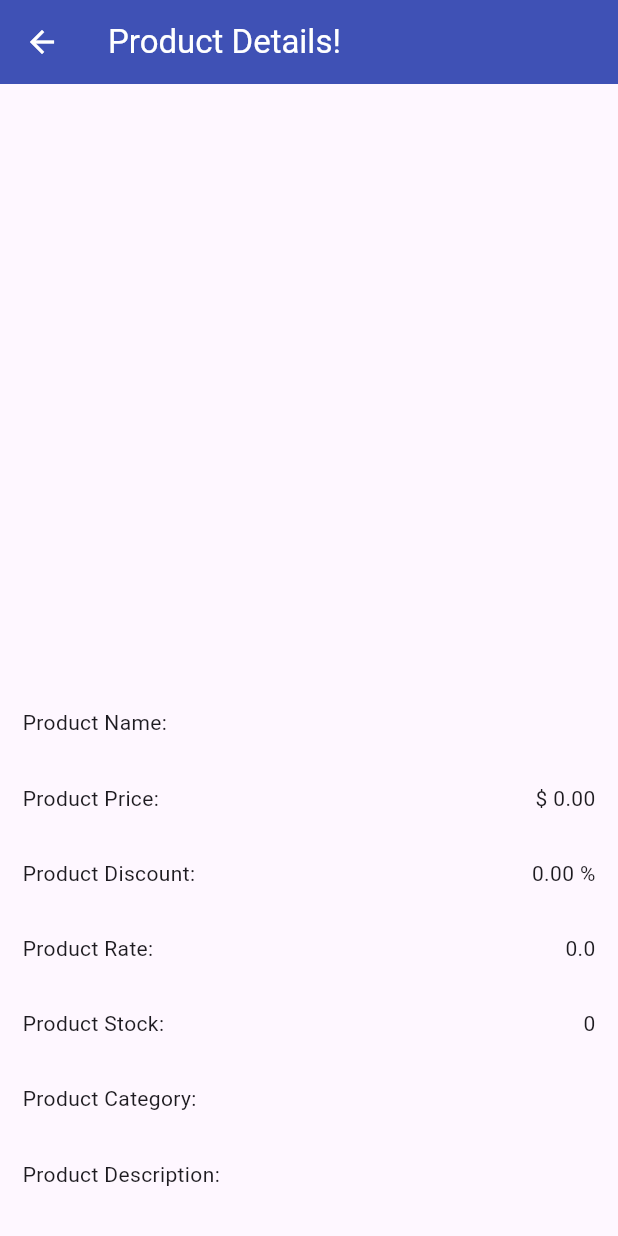
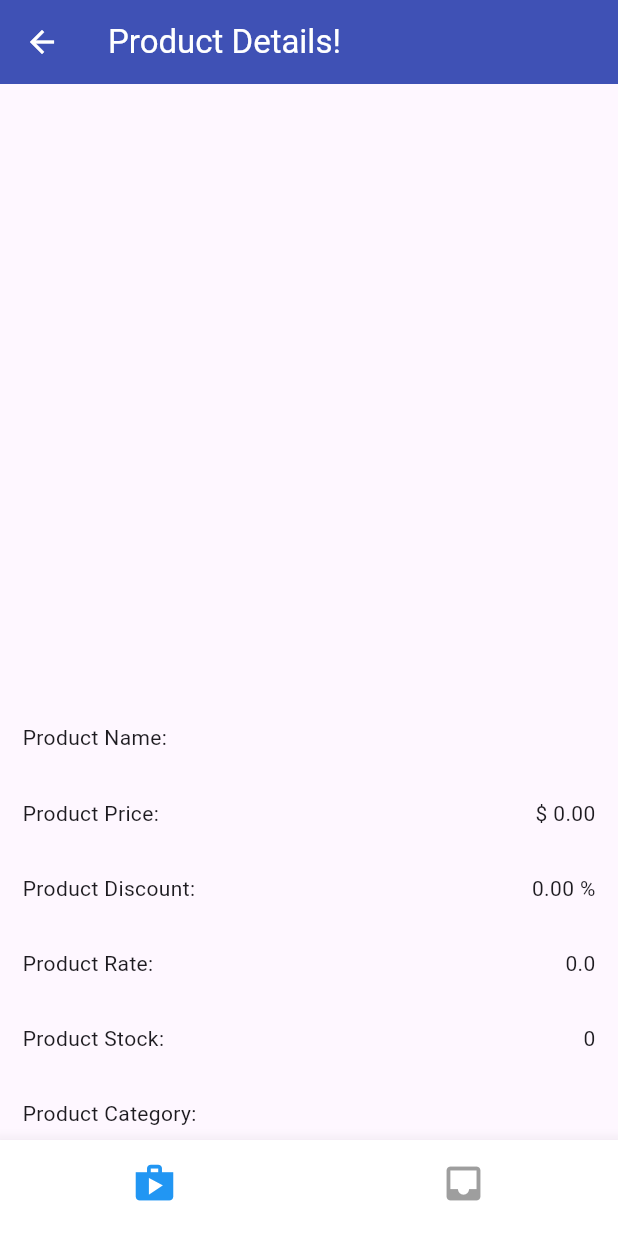
Before and after one commit to Cyperfroz00/productmanageapi, a Flutter app: the ProductDetailScreen screen opened directly with empty values, on a phone screen of 412 x 824 dp. Run offline on Flutter 3.47's test engine with Material 2 defaults, Android fonts, the phone set to English and light mode, and no system bars; our stand-ins replace localstorage; network calls fail.

Commit message:
update product detail with

```diff
--- a/lib/home/product/screen/product_by_category_screen.dart
+++ b/lib/home/product/screen/product_by_category_screen.dart
@@ -34,7 +34,7 @@ class _ProductByCategoryScreenState extends State<ProductByCategoryScreen>
       appBar: AppBar(
         backgroundColor: Colors.indigo,
         iconTheme: IconThemeData(color: Colors.white),
-        title: Text("${widget.categoryName.toLowerCase()}"),
+        title: Text("${widget.categoryName.toUpperCase()}",style: TextStyle(color: Colors.white),),
       ),
       body: Container(
         child: loading == true
@@ -58,7 +58,7 @@ class _ProductByCategoryScreenState extends State<ProductByCategoryScreen>
                         child: ListTile(
                           leading: Image.network(
                             "${product.thumbnail}",
-                            width: 80,
+                            width: 100,
                             height: 100,
                           ),
                           title: Text("${product.title}"),
--- a/lib/home/product/screen/product_detail_screen.dart
+++ b/lib/home/product/screen/product_detail_screen.dart
@@ -28,6 +28,7 @@ class _ProductDetailScreenState extends State<ProductDetailScreen> implements Pr
   @override
   Widget build(BuildContext context) {
     return Scaffold(
+
       appBar: AppBar(
         backgroundColor: Colors.indigo,
         iconTheme: IconThemeData(color: Colors.white),
@@ -39,6 +40,7 @@ class _ProductDetailScreenState extends State<ProductDetailScreen> implements Pr
         },
         child: ListView(
           children: [
+            Container(margin: EdgeInsets.all(5),),
             CarouselSlider(
               options: CarouselOptions(height: 400.0),
               items:product.images!.map((i) {
@@ -48,7 +50,8 @@ class _ProductDetailScreenState extends State<ProductDetailScreen> implements Pr
                         width: MediaQuery.of(context).size.width,
                         margin: EdgeInsets.symmetric(horizontal: 5.0),
                         decoration: BoxDecoration(
-                            color: Colors.amber
+                          borderRadius: BorderRadius.all(Radius.circular(15)),
+                            color: Colors.indigo
                         ),
                         child: Image.network("${i}"
                         ,height: 400,fit: BoxFit.contain,),
@@ -132,6 +135,37 @@ class _ProductDetailScreenState extends State<ProductDetailScreen> implements Pr
           ],
         ),
       ),
+      bottomNavigationBar: BottomNavigationBar(
+        backgroundColor: Colors.white,
+        selectedItemColor: Colors.blue,
+        unselectedItemColor: Colors.grey,
+        showSelectedLabels: false,
+        showUnselectedLabels: false,
+        elevation: 10,
+        items: [
+          BottomNavigationBarItem(
+            icon: Icon(
+              Icons.shop,
+              size: 30.0,
+            ),
+            label: 'Dashboard',
+          ),
+          // BottomNavigationBarItem(
+          //   icon: Icon(
+          //     Icons.search,
+          //     size: 30.0,
+          //   ),
+          //   label: 'Search',
+          // ),
+          BottomNavigationBarItem(
+            icon: Icon(
+              Icons.inbox,
+              size: 30.0,
+            ),
+            label: 'Settings',
+          ),
+        ],
+      ),
     );
   }
 
```
Also changed, not shown: lib/home/home_screen.dart (+94 -16 lines).
